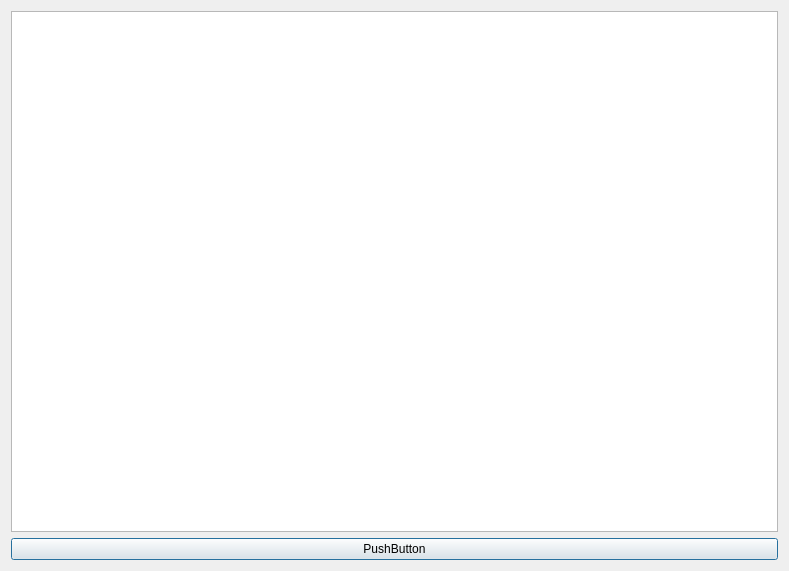
Before: the Qt Designer form dialog.ui in jetcake/xml, drawn with Qt 5.
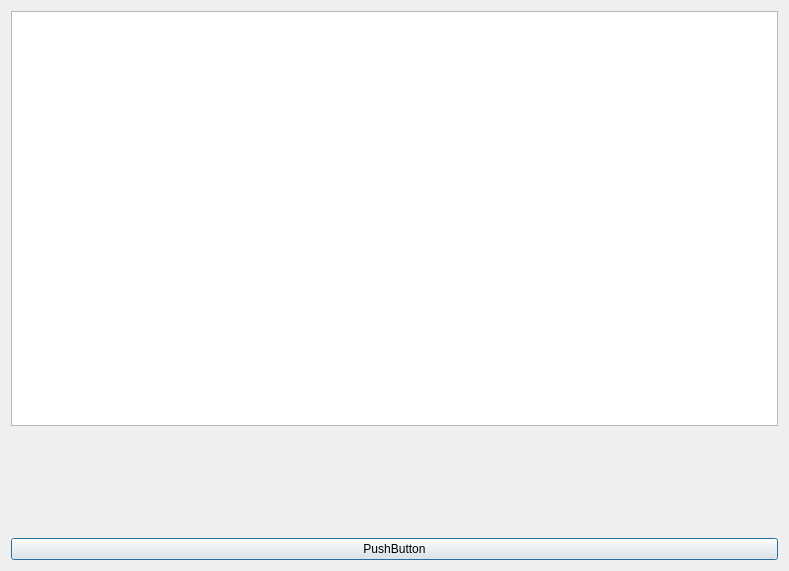
After: the same form once the commit is applied. Icons and pictures are not drawn.

Diff of the .ui file:
```diff
--- a/dialog.ui
+++ b/dialog.ui
@@ -15,7 +15,84 @@
   </property>
   <layout class="QVBoxLayout" name="verticalLayout">
    <item>
-    <widget class="QTableView" name="tableView"/>
+    <widget class="QTableView" name="tableView">
+     <property name="enabled">
+      <bool>true</bool>
+     </property>
+     <property name="minimumSize">
+      <size>
+       <width>0</width>
+       <height>0</height>
+      </size>
+     </property>
+     <property name="styleSheet">
+      <string notr="true">background-image: url(:/Data/Img_background.png);</string>
+     </property>
+     <property name="lineWidth">
+      <number>10</number>
+     </property>
+     <property name="showGrid">
+      <bool>false</bool>
+     </property>
+     <property name="sortingEnabled">
+      <bool>true</bool>
+     </property>
+     <attribute name="horizontalHeaderCascadingSectionResizes">
+      <bool>true</bool>
+     </attribute>
+     <attribute name="horizontalHeaderMinimumSectionSize">
+      <number>60</number>
+     </attribute>
+     <attribute name="horizontalHeaderShowSortIndicator" stdset="0">
+      <bool>false</bool>
+     </attribute>
+     <attribute name="horizontalHeaderStretchLastSection">
+      <bool>false</bool>
+     </attribute>
+     <attribute name="verticalHeaderVisible">
+      <bool>false</bool>
+     </attribute>
+     <attribute name="verticalHeaderCascadingSectionResizes">
+      <bool>true</bool>
+     </attribute>
+     <attribute name="verticalHeaderStretchLastSection">
+      <bool>false</bool>
+     </attribute>
+    </widget>
+   </item>
+   <item>
+    <widget class="QLabel" name="label">
+     <property name="enabled">
+      <bool>true</bool>
+     </property>
+     <property name="sizePolicy">
+      <sizepolicy hsizetype="Preferred" vsizetype="Preferred">
+       <horstretch>1</horstretch>
+       <verstretch>0</verstretch>
+      </sizepolicy>
+     </property>
+     <property name="minimumSize">
+      <size>
+       <width>100</width>
+       <height>100</height>
+      </size>
+     </property>
+     <property name="cursor">
+      <cursorShape>ArrowCursor</cursorShape>
+     </property>
+     <property name="text">
+      <string/>
+     </property>
+     <property name="pixmap">
+      <pixmap resource="myresources.qrc">:/Data/test.jpg</pixmap>
+     </property>
+     <property name="scaledContents">
+      <bool>true</bool>
+     </property>
+     <property name="wordWrap">
+      <bool>false</bool>
+     </property>
+    </widget>
    </item>
    <item>
     <widget class="QPushButton" name="pushButton">
```
Left out of the diff: 4 changed lines with no effect on the pictures.
